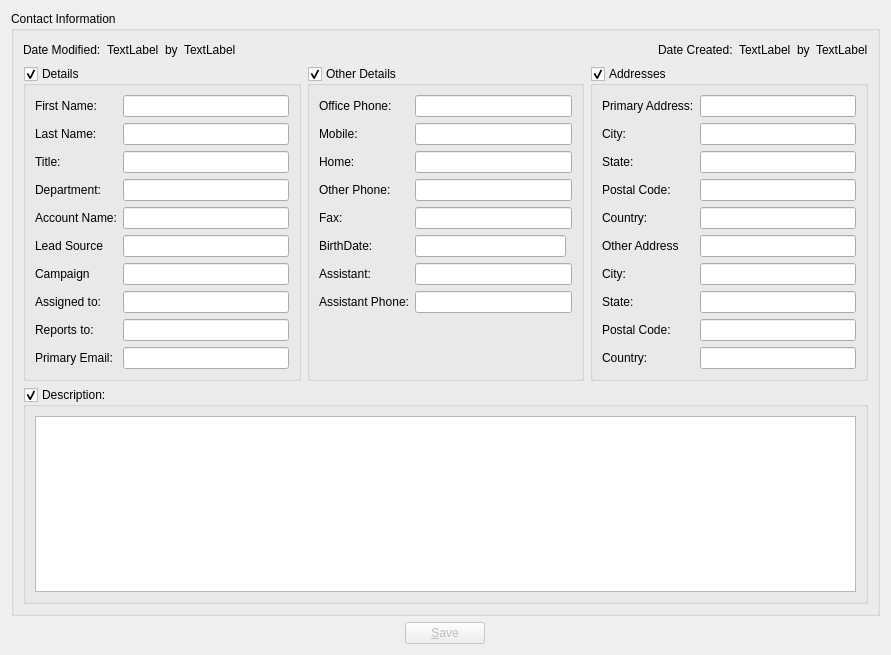
KDAB/FatCRM, file client/src/contactdetails.ui: the form before one commit.
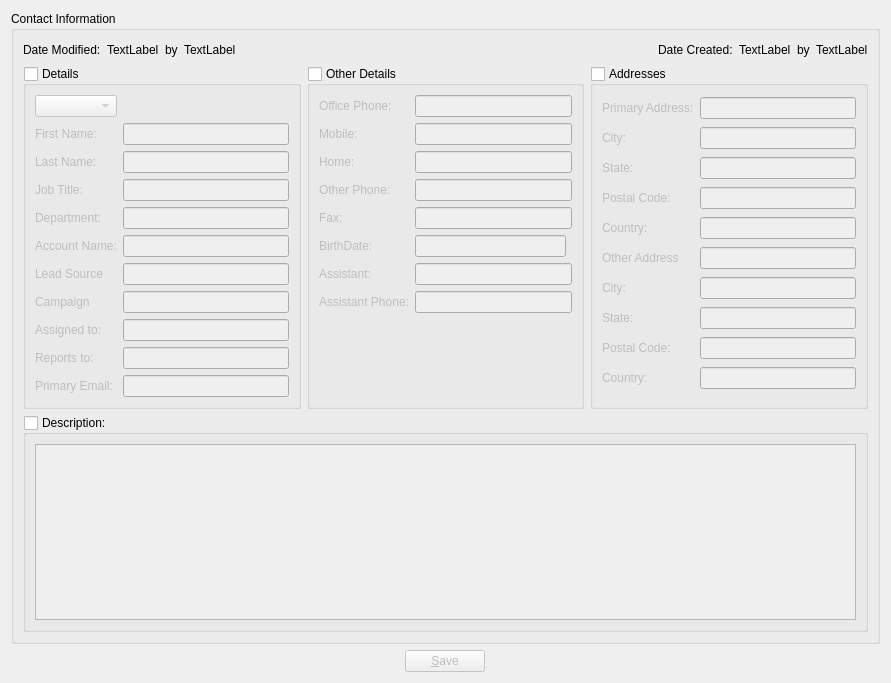
The form after the commit.

Commit message: re-designed the ui - added more data loading retrieving - refactored saving and modifying process

Patch:
```diff
--- a/client/src/contactdetails.ui
+++ b/client/src/contactdetails.ui
@@ -7,7 +7,7 @@
     <x>0</x>
     <y>0</y>
     <width>891</width>
-    <height>655</height>
+    <height>683</height>
    </rect>
   </property>
   <property name="windowTitle">
@@ -103,107 +103,157 @@
           <property name="checkable">
            <bool>true</bool>
           </property>
+          <property name="checked">
+           <bool>false</bool>
+          </property>
           <layout class="QGridLayout" name="gridLayout">
-           <item row="0" column="0">
+           <item row="2" column="0">
             <widget class="QLabel" name="label">
              <property name="text">
               <string>First Name:</string>
              </property>
             </widget>
            </item>
-           <item row="0" column="1">
+           <item row="2" column="2">
             <widget class="QLineEdit" name="firstName"/>
            </item>
-           <item row="1" column="0">
+           <item row="3" column="0">
             <widget class="QLabel" name="label_2">
              <property name="text">
               <string>Last Name:</string>
              </property>
             </widget>
            </item>
-           <item row="1" column="1">
+           <item row="3" column="2">
             <widget class="QLineEdit" name="lastName"/>
            </item>
-           <item row="2" column="0">
+           <item row="4" column="0">
             <widget class="QLabel" name="label_26">
              <property name="text">
-              <string>Title:</string>
+              <string>Job Title:</string>
              </property>
             </widget>
            </item>
-           <item row="2" column="1">
+           <item row="4" column="2">
             <widget class="QLineEdit" name="title"/>
            </item>
-           <item row="3" column="0">
+           <item row="5" column="0">
             <widget class="QLabel" name="label_27">
              <property name="text">
               <string>Department:</string>
              </property>
             </widget>
            </item>
-           <item row="3" column="1">
+           <item row="5" column="2">
             <widget class="QLineEdit" name="department"/>
            </item>
-           <item row="4" column="0">
+           <item row="6" column="0">
             <widget class="QLabel" name="label_3">
              <property name="text">
               <string>Account Name:</string>
              </property>
             </widget>
            </item>
-           <item row="4" column="1">
+           <item row="6" column="2">
             <widget class="QLineEdit" name="accountName"/>
            </item>
-           <item row="5" column="0">
+           <item row="7" column="0">
             <widget class="QLabel" name="label_4">
              <property name="text">
               <string>Lead Source</string>
              </property>
             </widget>
            </item>
-           <item row="5" column="1">
+           <item row="7" column="2">
             <widget class="QLineEdit" name="leadSource"/>
            </item>
-           <item row="6" column="0">
+           <item row="8" column="0">
             <widget class="QLabel" name="label_5">
              <property name="text">
               <string>Campaign</string>
              </property>
             </widget>
            </item>
-           <item row="6" column="1">
+           <item row="8" column="2">
             <widget class="QLineEdit" name="campaign"/>
            </item>
-           <item row="7" column="0">
+           <item row="9" column="0">
             <widget class="QLabel" name="label_9">
              <property name="text">
               <string>Assigned to:</string>
              </property>
             </widget>
            </item>
-           <item row="7" column="1">
+           <item row="9" column="2">
             <widget class="QLineEdit" name="assignedTo"/>
            </item>
-           <item row="8" column="0">
+           <item row="10" column="0">
             <widget class="QLabel" name="label_28">
              <property name="text">
               <string>Reports to:</string>
              </property>
             </widget>
            </item>
-           <item row="8" column="1">
+           <item row="10" column="2">
             <widget class="QLineEdit" name="reportsTo"/>
            </item>
-           <item row="9" column="0">
+           <item row="11" column="0">
             <widget class="QLabel" name="label_25">
              <property name="text">
               <string>Primary Email:</string>
              </property>
             </widget>
            </item>
-           <item row="9" column="1">
+           <item row="11" column="2">
             <widget class="QLineEdit" name="primaryEmail"/>
            </item>
+           <item row="1" column="0">
+            <widget class="QComboBox" name="salutation">
+             <item>
+              <property name="text">
+               <string/>
+              </property>
+             </item>
+             <item>
+              <property name="text">
+               <string>Mr.</string>
+              </property>
+             </item>
+             <item>
+              <property name="text">
+               <string>Ms.</string>
+              </property>
+             </item>
+             <item>
+              <property name="text">
+               <string>Mrs.</string>
+              </property>
+             </item>
+             <item>
+              <property name="text">
+               <string>Dr.</string>
+              </property>
+             </item>
+             <item>
+              <property name="text">
+               <string>Prof.</string>
+              </property>
+             </item>
+            </widget>
+           </item>
+           <item row="1" column="2">
+            <spacer name="horizontalSpacer_4">
+             <property name="orientation">
+              <enum>Qt::Horizontal</enum>
+             </property>
+             <property name="sizeHint" stdset="0">
+              <size>
+               <width>40</width>
+               <height>20</height>
+              </size>
+             </property>
+            </spacer>
+           </item>
           </layout>
          </widget>
         </item>
@@ -215,6 +265,9 @@
           <property name="checkable">
            <bool>true</bool>
           </property>
+          <property name="checked">
+           <bool>false</bool>
+          </property>
           <layout class="QGridLayout" name="gridLayout_2">
            <item row="0" column="0">
             <widget class="QLabel" name="label_6">
@@ -315,7 +368,7 @@
              <property name="sizeHint" stdset="0">
               <size>
                <width>20</width>
-               <height>47</height>
+               <height>75</height>
               </size>
              </property>
             </spacer>
@@ -331,6 +384,9 @@
           <property name="checkable">
            <bool>true</bool>
           </property>
+          <property name="checked">
+           <bool>false</bool>
+          </property>
           <layout class="QGridLayout" name="gridLayout_3">
            <item row="0" column="0">
             <widget class="QLabel" name="label_13">
@@ -445,6 +501,9 @@
         <property name="checkable">
          <bool>true</bool>
         </property>
+        <property name="checked">
+         <bool>false</bool>
+        </property>
         <layout class="QGridLayout" name="gridLayout_4">
          <item row="0" column="0">
           <widget class="QTextEdit" name="description"/>
```
The commit also changes 6 other files.
